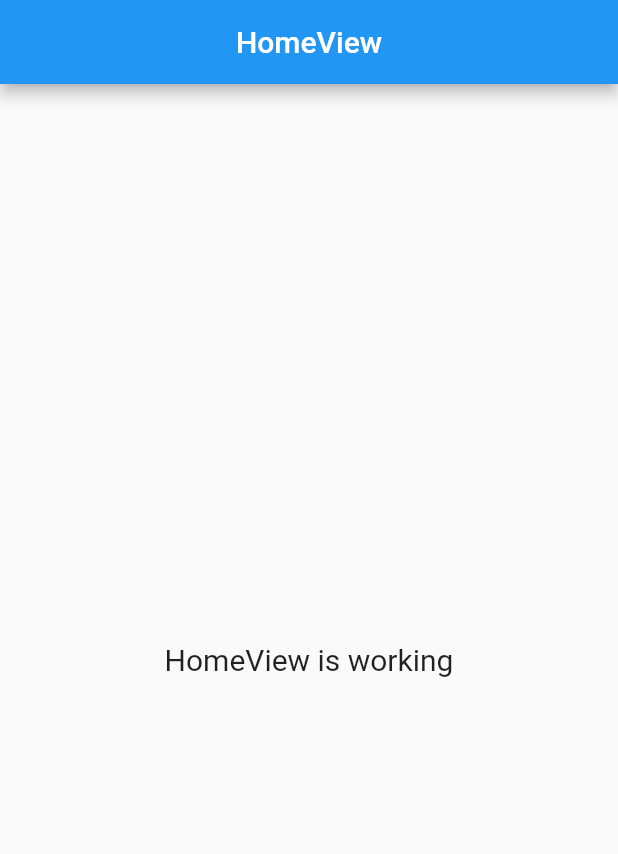
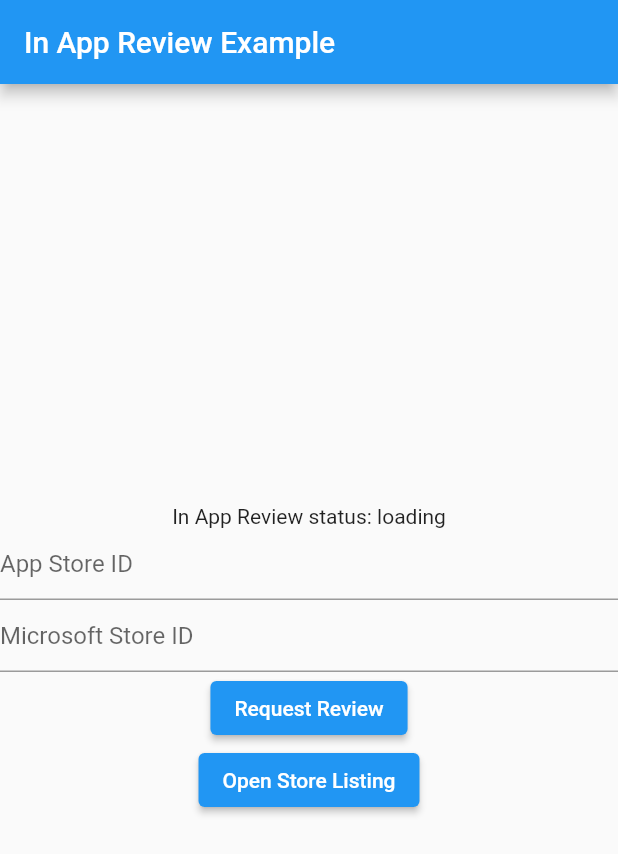
Before and after one commit to creativeprashant007/in_app_review_demo, a Flutter app: the screen it shows after launch, on a phone screen of 412 x 824 dp. Shown: the top 854 px of the screen. Run offline on Flutter 3.47's test engine with Material 2 defaults, Android fonts, the phone set to English and light mode, and no system bars; our stand-ins replace get, in_app_review.

Commit message:
feature:in app update feature added

```diff
--- a/lib/app/modules/home/views/home_view.dart
+++ b/lib/app/modules/home/views/home_view.dart
@@ -8,15 +8,31 @@ class HomeView extends GetView<HomeController> {
   const HomeView({Key? key}) : super(key: key);
   @override
   Widget build(BuildContext context) {
-    return Scaffold(
-      appBar: AppBar(
-        title: const Text('HomeView'),
-        centerTitle: true,
-      ),
-      body: Center(
-        child: Text(
-          'HomeView is working',
-          style: TextStyle(fontSize: 20),
+    return MaterialApp(
+      title: 'In App Review Example',
+      home: Scaffold(
+        appBar: AppBar(title: const Text('In App Review Example')),
+        body: Column(
+          mainAxisAlignment: MainAxisAlignment.center,
+          children: [
+            Text('In App Review status: ${controller.availability.name}'),
+            TextField(
+              onChanged: controller.setAppStoreId,
+              decoration: const InputDecoration(hintText: 'App Store ID'),
+            ),
+            TextField(
+              onChanged: controller.setMicrosoftStoreId,
+              decoration: const InputDecoration(hintText: 'Microsoft Store ID'),
+            ),
+            ElevatedButton(
+              onPressed: controller.requestReview,
+              child: const Text('Request Review'),
+            ),
+            ElevatedButton(
+              onPressed: controller.openStoreListing,
+              child: const Text('Open Store Listing'),
+            ),
+          ],
         ),
       ),
     );
--- a/pubspec.yaml
+++ b/pubspec.yaml
@@ -10,6 +10,7 @@ dependencies:
   get: 4.6.5
   flutter:
     sdk: flutter
+  in_app_review: ^2.0.6
 
 dev_dependencies:
   flutter_lints: 2.0.1
```
Also changed, not shown: lib/app/modules/home/controllers/home_controller.dart (+34 -0 lines), pubspec.lock, 11 other files.
